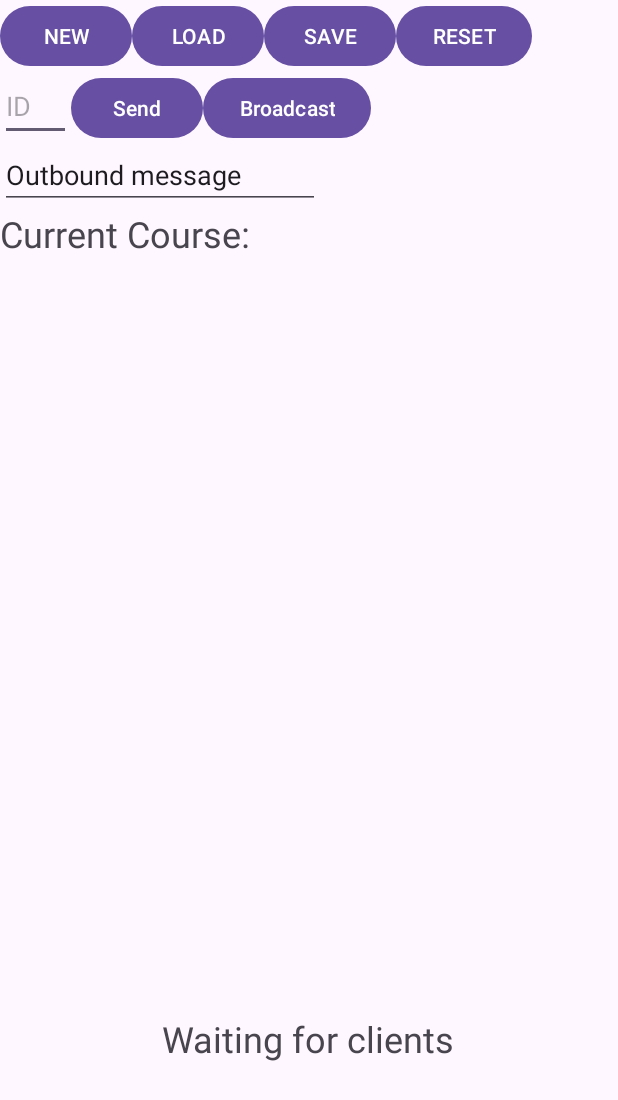
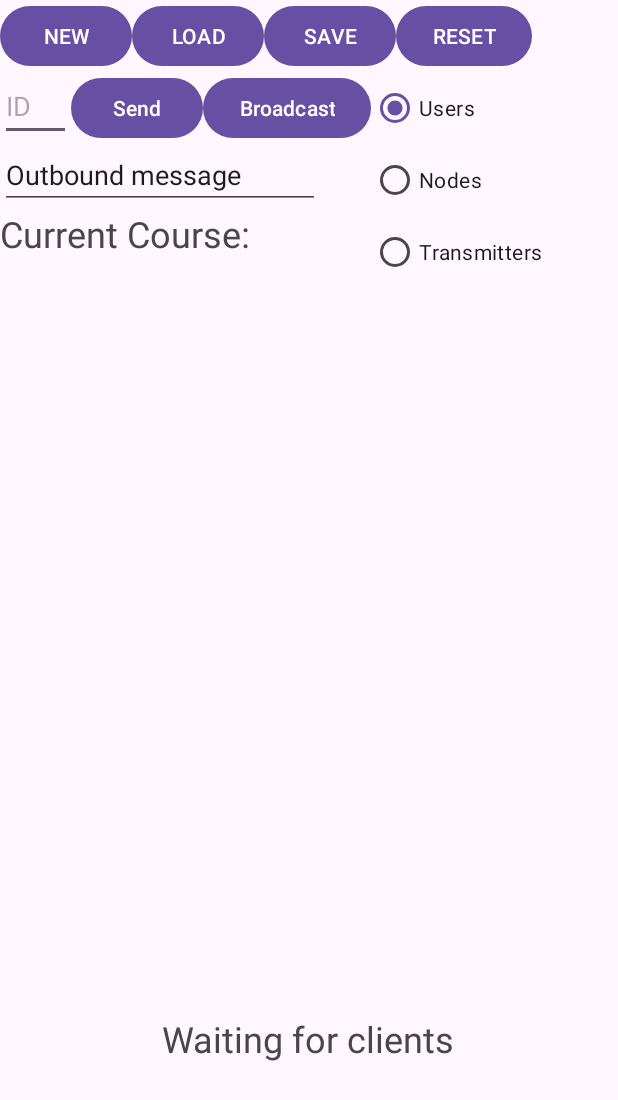
Before and after one commit to Kestrel280/MZST, an Android app: the screen it shows after launch (MainActivity), after a tap on "NEW", on a phone screen of 412 x 824 dp. Shown: the top 1100 px of the screen. Run offline under Robolectric (Android 15) with nearby library versions, the phone set to English and light mode, and no system bars.

Commit message:
Adds additional debug buttons to server app

```diff
--- a/AndroidServer/app/src/main/java/com/example/androidserver/MainActivity.java
+++ b/AndroidServer/app/src/main/java/com/example/androidserver/MainActivity.java
@@ -9,6 +9,8 @@ import android.os.Message;
 import android.util.Log;
 import android.view.View;
 import android.widget.EditText;
+import android.widget.RadioButton;
+import android.widget.RadioGroup;
 import android.widget.TextView;
 
 import androidx.appcompat.app.AppCompatActivity;
@@ -18,14 +20,15 @@ public class MainActivity extends AppCompatActivity {
     private static TextView debugTv;
     private WifiManager wifiManager;
     private Server server;
+    private Server.ClientHandler debugSelectedHandler;
 
     public void debugBtn(View btnView) {
         ServerAction action = null;
-        ServerMessage msg = null;
-        EditText stringInputView = (EditText) findViewById(R.id.debugStringInput);
-        EditText numberInputView = (EditText) findViewById(R.id.debugNumberInput);
+        ServerMessage msg;
+        EditText stringInputView = findViewById(R.id.debugStringInput);
+        EditText numberInputView = findViewById(R.id.debugNumberInput);
         String stringInput = stringInputView.getText().toString();
-        Integer numberInput;
+        int numberInput;
         try {
             numberInput = Integer.parseInt(numberInputView.getText().toString());
         } catch (Exception e) {
@@ -50,11 +53,11 @@ public class MainActivity extends AppCompatActivity {
                 break;
             case "send":
                 msg = new ServerMessage(stringInput);
-                server.nodeHandler.postMsg(numberInput, msg);
+                debugSelectedHandler.postMsg(numberInput, msg);
                 break;
             case "broadcast":
                 msg = new ServerMessage(stringInput);
-                server.nodeHandler.postBroadcast(msg);
+                debugSelectedHandler.postBroadcast(msg);
                 break;
         }
         if (action != null) {
@@ -78,6 +81,19 @@ public class MainActivity extends AppCompatActivity {
         MainActivity.uiMessageHandler.sendMessage(msg);
     }
 
+    private final RadioGroup.OnCheckedChangeListener radioListener = new RadioGroup.OnCheckedChangeListener() {
+        @Override
+        public void onCheckedChanged(RadioGroup group, int checkedId) {
+            RadioButton radioButton = group.findViewById(checkedId);
+
+            switch (radioButton.getTag().toString()) {
+                case "users": debugSelectedHandler = server.userHandler; break;
+                case "nodes": debugSelectedHandler = server.nodeHandler; break;
+                case "transmitters": debugSelectedHandler = server.transmitterHandler; break;
+            }
+        }
+    };
+
     @Override
     protected void onCreate(Bundle savedInstanceState) {
         super.onCreate(savedInstanceState);
@@ -90,6 +106,10 @@ public class MainActivity extends AppCompatActivity {
 
         server = new Server(wifiManager, Server.PORT);
 
+        RadioGroup radioGrp = findViewById(R.id.debugRadioGrp);
+        radioGrp.setOnCheckedChangeListener(radioListener);
+        radioGrp.check(R.id.dbgRadioUsers);
+
         Log.i("main", "Main activity done");
     }
 }
--- a/AndroidServer/app/src/main/java/com/example/androidserver/Server.java
+++ b/AndroidServer/app/src/main/java/com/example/androidserver/Server.java
@@ -26,9 +26,9 @@ public class Server {
     private ActionHandler actionHandler;
 
     protected ServerSocket  serverSocket = null;
-    protected ClientHandler userHandler;
-    protected ClientHandler nodeHandler;
-    protected ClientHandler transmitterHandler;
+    public ClientHandler userHandler;
+    public ClientHandler nodeHandler;
+    public ClientHandler transmitterHandler;
     protected ConnectionListener connectionListener;
 
     public ServerState getState() {
--- a/AndroidServer/app/src/main/res/layout/activity_main.xml
+++ b/AndroidServer/app/src/main/res/layout/activity_main.xml
@@ -114,4 +114,33 @@
         app:layout_constraintStart_toStartOf="parent"
         app:layout_constraintTop_toBottomOf="@+id/debugNumberInput" />
 
+    <RadioGroup
+        android:id="@+id/debugRadioGrp"
+        android:layout_width="wrap_content"
+        android:layout_height="wrap_content"
+        app:layout_constraintStart_toEndOf="@+id/debugBtnBroadcast"
+        app:layout_constraintTop_toBottomOf="@+id/debugBtnReset">
+
+        <RadioButton
+            android:id="@+id/dbgRadioUsers"
+            android:layout_width="match_parent"
+            android:layout_height="wrap_content"
+            android:tag="users"
+            android:text="@string/debugRadioUsersText" />
+
+        <RadioButton
+            android:id="@+id/dbgRadioNodes"
+            android:layout_width="match_parent"
+            android:layout_height="wrap_content"
+            android:tag="nodes"
+            android:text="@string/debugRadioNodesText" />
+
+        <RadioButton
+            android:id="@+id/dbgRadioTransmitters"
+            android:layout_width="match_parent"
+            android:layout_height="wrap_content"
+            android:tag="transmitters"
+            android:text="@string/debugRadioTransmittersText" />
+    </RadioGroup>
+
 </androidx.constraintlayout.widget.ConstraintLayout>
--- a/AndroidServer/app/src/main/res/values/strings.xml
+++ b/AndroidServer/app/src/main/res/values/strings.xml
@@ -5,6 +5,9 @@
     <string name="debugBtnSaveText">SAVE</string>
     <string name="debugBtnResetText">RESET</string>
     <string name="debugBtnSendText">Send</string>
+    <string name="debugRadioUsersText">Users</string>
+    <string name="debugRadioNodesText">Nodes</string>
+    <string name="debugRadioTransmittersText">Transmitters</string>
     <string name="debugBtnBroadcastText">Broadcast</string>
     <string name="debugNumberInputHint">ID</string>
     <string name="debugStringInputHint">Outbound message</string>
```
